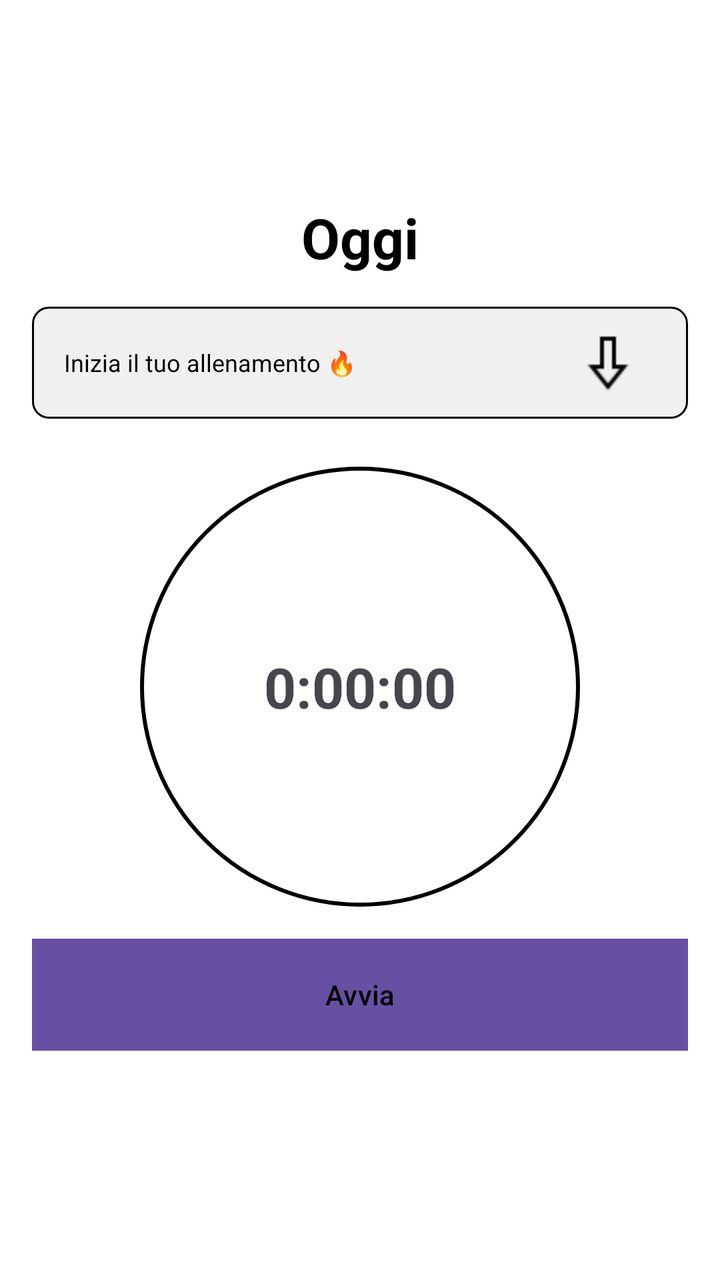
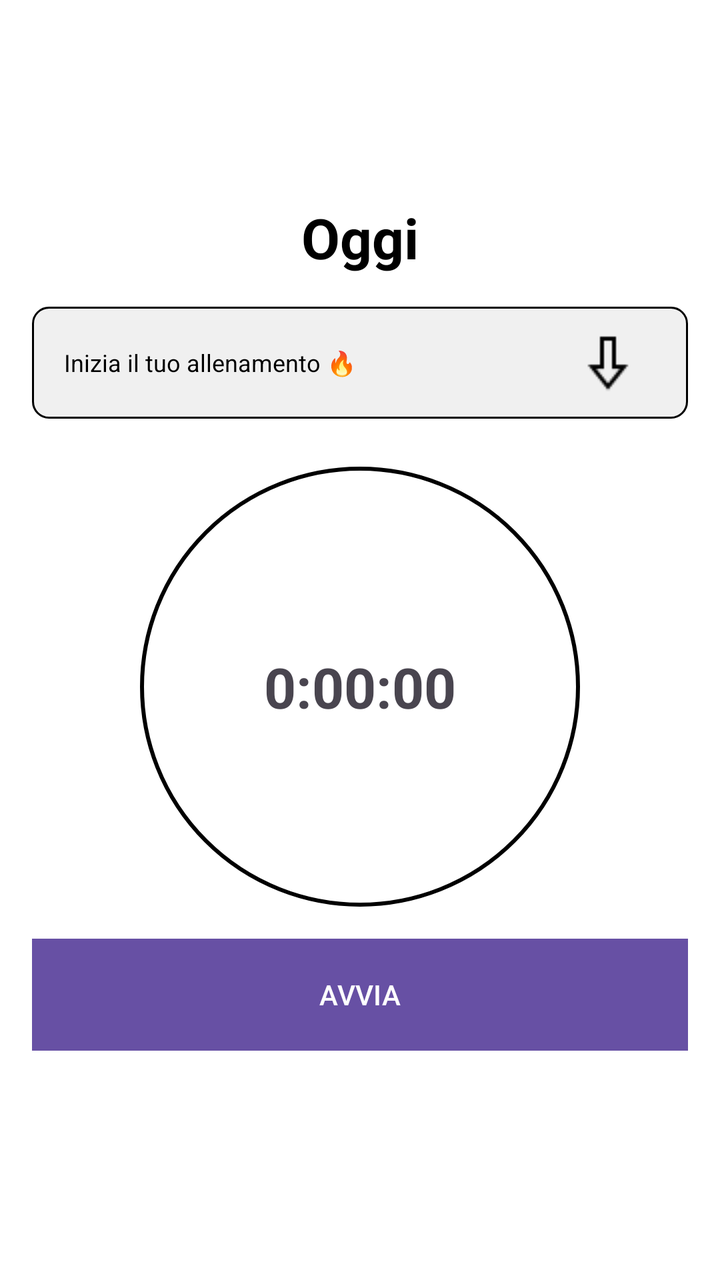

Two renders of the same Android screen: before a commit and after it. Below are the layout's source before the change and the commit's diff.
<!-- AndroidManifest.xml: application theme Theme.Training -->
<!-- res/layout/activity_attivita.xml -->
<?xml version="1.0" encoding="utf-8"?>
<androidx.constraintlayout.widget.ConstraintLayout
    xmlns:android="http://schemas.android.com/apk/res/android"
    xmlns:app="http://schemas.android.com/apk/res-auto"
    xmlns:tools="http://schemas.android.com/tools"
    android:layout_width="match_parent"
    android:layout_height="match_parent"
    android:background="@color/white">

    
    <TextView
        android:id="@+id/date_text"
        android:layout_width="wrap_content"
        android:layout_height="wrap_content"
        android:text="@string/today_date_placeholder"
        android:textSize="@dimen/text_size_large"
        android:textStyle="bold"
        android:textColor="@color/black"
        app:layout_constraintTop_toTopOf="parent"
        android:layout_marginTop="@dimen/date_top_margin"
        app:layout_constraintStart_toStartOf="parent"
        app:layout_constraintEnd_toEndOf="parent"/>

    
    <LinearLayout
        android:id="@+id/start_form"
        android:layout_width="0dp"
        android:layout_height="wrap_content"
        android:orientation="horizontal"
        android:gravity="center_vertical"
        android:paddingStart="@dimen/form_padding_horizontal"
        android:paddingEnd="@dimen/form_padding_horizontal"
        android:paddingTop="@dimen/form_padding_vertical"
        android:paddingBottom="@dimen/form_padding_vertical"
        android:clickable="true"
        android:focusable="true"
        android:background="@drawable/bg_form_action"
        app:layout_constraintTop_toBottomOf="@id/date_text"
        android:layout_marginTop="@dimen/form_top_margin"
        app:layout_constraintStart_toStartOf="parent"
        app:layout_constraintEnd_toEndOf="parent"
        android:layout_marginStart="@dimen/form_side_margin"
        android:layout_marginEnd="@dimen/form_side_margin">

        
        <ImageView
            android:id="@+id/start_icon"
            android:layout_width="@dimen/icon_size"
            android:layout_height="@dimen/icon_size"
            android:layout_marginEnd="@dimen/text_margin_left"
            android:visibility="gone"/>

        
        <TextView
            android:id="@+id/start_text"
            android:layout_width="0dp"
            android:layout_height="wrap_content"
            android:layout_weight="1"
            android:text="@string/inizia_allenamento"
            android:textSize="@dimen/text_size"
            android:textColor="@color/black"/>

        
        <ImageView
            android:id="@+id/start_arrow"
            android:layout_width="wrap_content"
            android:layout_height="wrap_content"
            android:src="@drawable/down_arrow"
            android:contentDescription="@string/desc_down_arrow"
            android:clickable="true"
            android:focusable="true"
            android:layout_marginEnd="@dimen/form_arrow_margin"/>
    </LinearLayout>

    
    <TextView
        android:id="@+id/timer_text"
        android:layout_width="220dp"
        android:layout_height="220dp"
        android:gravity="center"
        android:text="0:00:00"
        android:textSize="@dimen/text_size_large"
        android:textStyle="bold"
        android:background="@drawable/bg_timer_circle"
        app:layout_constraintTop_toBottomOf="@id/start_form"
        android:layout_marginTop="24dp"
        app:layout_constraintStart_toStartOf="parent"
        app:layout_constraintEnd_toEndOf="parent"/>

    
    <LinearLayout
        android:id="@+id/timer_buttons_container"
        android:layout_width="0dp"
        android:layout_height="@dimen/button_height"
        android:orientation="horizontal"
        android:gravity="center"
        app:layout_constraintTop_toBottomOf="@id/timer_text"
        android:layout_marginTop="16dp"
        app:layout_constraintStart_toStartOf="parent"
        app:layout_constraintEnd_toEndOf="parent"
        android:paddingStart="@dimen/form_side_margin"
        android:paddingEnd="@dimen/form_side_margin">

        
        <Button
            android:id="@+id/btn_avvia"
            android:layout_width="0dp"
            android:layout_height="match_parent"
            android:layout_weight="2"
            android:text="@string/avvia"
            android:textAllCaps="false"
            android:textColor="@color/black"
            android:background="@drawable/bg_button_green"
            android:backgroundTint="@null" />

        
        <LinearLayout
            android:id="@+id/set_running_locked"
            android:layout_width="0dp"
            android:layout_height="match_parent"
            android:layout_weight="1"
            android:orientation="horizontal"
            android:visibility="gone">

            
            <Button
                android:id="@+id/btn_pausa"
                android:layout_width="0dp"
                android:layout_height="match_parent"
                android:layout_weight="1"
                android:text="@string/pausa"
                android:textAllCaps="false"
                android:textColor="@color/black"
                android:enabled="false"
                android:background="@drawable/bg_button_yellow"
                android:backgroundTint="@null"/>

            
            <ImageButton
                android:id="@+id/btn_lock"
                android:layout_width="0dp"
                android:layout_height="match_parent"
                android:layout_weight="0.6"
                android:scaleType="centerInside"
                android:src="@drawable/lucchetto"
                android:background="@drawable/bg_lock_rect"
                android:backgroundTint="@color/dark_gray"
                android:contentDescription="@string/lock_desc"
                android:adjustViewBounds="true"/>

            
            <Button
                android:id="@+id/btn_fine_1"
                android:layout_width="0dp"
                android:layout_height="match_parent"
                android:layout_weight="1"
                android:text="@string/fine"
                android:textAllCaps="false"
                android:textColor="@color/black"
                android:enabled="false"
                android:background="@drawable/bg_button_red"
                android:backgroundTint="@null"/>

        </LinearLayout>

        
        <LinearLayout
            android:id="@+id/set_paused"
            android:layout_width="0dp"
            android:layout_height="match_parent"
            android:layout_weight="1"
            android:orientation="horizontal"
            android:visibility="gone">

            
            <Button
                android:id="@+id/btn_riprendi"
                android:layout_width="0dp"
                android:layout_height="match_parent"
                android:layout_weight="1"
                android:text="@string/riprendi"
                android:textAllCaps="false"
                android:textColor="@color/black"
                android:background="@drawable/bg_button_green"
                android:backgroundTint="@null"/>

            
            <ImageButton
                android:id="@+id/btn_unlock"
                android:layout_width="0dp"
                android:layout_height="match_parent"
                android:layout_weight="0.6"
                android:scaleType="centerInside"
                android:src="@drawable/lucchetto_aperto"
                android:background="@drawable/bg_lock_rect"
                android:backgroundTint="@color/light_gray"
                android:contentDescription="@string/unlock_desc"
                android:adjustViewBounds="true"/>

            
            <Button
                android:id="@+id/btn_fine_2"
                android:layout_width="0dp"
                android:layout_height="match_parent"
                android:layout_weight="1"
                android:text="@string/fine"
                android:textAllCaps="false"
                android:textColor="@color/black"
                android:enabled="false"
                android:background="@drawable/bg_button_red"
                android:backgroundTint="@null"/>

        </LinearLayout>

    </LinearLayout>

    
    <View
        android:layout_width="match_parent"
        android:layout_height="0dp"
        app:layout_constraintTop_toBottomOf="@id/timer_buttons_container"
        app:layout_constraintBottom_toTopOf="@id/bottom_nav_container"/>

    
    <FrameLayout
        android:id="@+id/bottom_nav_container"
        android:layout_width="match_parent"
        android:layout_height="wrap_content"
        android:layout_marginBottom="@dimen/bottom_nav_margin"
        app:layout_constraintBottom_toBottomOf="parent"
        app:layout_constraintStart_toStartOf="parent"
        app:layout_constraintEnd_toEndOf="parent" />
</androidx.constraintlayout.widget.ConstraintLayout>
<!-- resources referenced by this layout -->
<resources>
  <color name="black">#FF000000</color>
  <color name="dark_gray">#444444</color>
  <color name="light_gray">#FFF0F0F0</color>
  <color name="white">#FFFFFFFF</color>
  <dimen name="bottom_nav_margin">15dp</dimen>
  <dimen name="button_height">56dp</dimen>
  <dimen name="date_top_margin">100dp</dimen>
  <dimen name="form_arrow_margin">8dp</dimen>
  <dimen name="form_padding_horizontal">16dp</dimen>
  <dimen name="form_padding_vertical">12dp</dimen>
  <dimen name="form_side_margin">16dp</dimen>
  <dimen name="form_top_margin">16dp</dimen>
  <dimen name="icon_size">30dp</dimen>
  <dimen name="text_margin_left">12dp</dimen>
  <dimen name="text_size">12sp</dimen>
  <dimen name="text_size_large">28sp</dimen>
  <!-- drawable bg_button_green (drawable) -->
  <?xml version="1.0" encoding="utf-8"?>
  <shape xmlns:android="http://schemas.android.com/apk/res/android"
      android:shape="rectangle">
  
      <solid android:color="@color/green"/>
      <corners android:radius="0dp"/>
  
  </shape>
  <!-- drawable bg_button_red (drawable) -->
  <?xml version="1.0" encoding="utf-8"?>
  <shape xmlns:android="http://schemas.android.com/apk/res/android"
      android:shape="rectangle">
  
      <solid android:color="@color/red"/>
      <corners android:radius="0dp"/>
  
  </shape>
  <!-- drawable bg_button_yellow (drawable) -->
  <?xml version="1.0" encoding="utf-8"?>
  <shape xmlns:android="http://schemas.android.com/apk/res/android"
      android:shape="rectangle">
  
      <solid android:color="@color/yellow"/>
      <corners android:radius="0dp"/>
  
  </shape>
  <!-- drawable bg_form_action (drawable) -->
  <?xml version="1.0" encoding="utf-8"?>
  <shape xmlns:android="http://schemas.android.com/apk/res/android">
      <solid android:color="@color/light_gray"/>
      <stroke
          android:width="1dp"
          android:color="@color/black"/>
      <corners android:radius="8dp"/>
  </shape>
  <!-- drawable bg_lock_rect (drawable) -->
  <shape xmlns:android="http://schemas.android.com/apk/res/android"
      android:shape="rectangle">
      <solid android:color="@color/white"/>
  </shape>
  <!-- drawable bg_timer_circle (drawable) -->
  <?xml version="1.0" encoding="utf-8"?>
  <shape
      xmlns:android="http://schemas.android.com/apk/res/android"
      android:shape="oval">
      <solid android:color="@color/white" />
      <stroke android:width="2dp" android:color="@color/black" />
      <size android:width="220dp" android:height="220dp" />
  </shape>
  <!-- drawable down_arrow: webp bitmap (drawable, 234 bytes) -->
  <!-- drawable lucchetto: webp bitmap (drawable, 508 bytes) -->
  <!-- drawable lucchetto_aperto: webp bitmap (drawable, 392 bytes) -->
  <string name="avvia">Avvia</string>
  <string name="desc_down_arrow">Apri menu azioni</string>
  <string name="fine">Fine</string>
  <string name="inizia_allenamento">Inizia il tuo allenamento 🔥</string>
  <string name="lock_desc">Blocca/abilita comandi</string>
  <string name="pausa">PAUSA</string>
  <string name="riprendi">RIPRENDI</string>
  <string name="today_date_placeholder">Oggi</string>
  <string name="unlock_desc">Sblocca comandi</string>
  <style name="Theme.Training" parent="Base.Theme.Training" />
  <color name="green">#2E7D32</color>
  <color name="red">#C62828</color>
  <color name="yellow">#FFFF00</color>
  <style name="Base.Theme.Training" parent="Theme.Material3.DayNight.NoActionBar">
          
          
      </style>
</resources>

<!-- the commit's change to res/layout/activity_attivita.xml (unified diff, before → after) -->
@@ -109,7 +109,7 @@
             android:layout_weight="2"
             android:text="@string/avvia"
             android:textAllCaps="false"
-            android:textColor="@color/black"
+            android:textColor="@color/white"
             android:background="@drawable/bg_button_green"
             android:backgroundTint="@null" />
 
@@ -144,7 +144,7 @@
                 android:scaleType="centerInside"
                 android:src="@drawable/lucchetto"
                 android:background="@drawable/bg_lock_rect"
-                android:backgroundTint="@color/dark_gray"
+                android:backgroundTint="@color/light_gray"
                 android:contentDescription="@string/lock_desc"
                 android:adjustViewBounds="true"/>
 
@@ -156,7 +156,7 @@
                 android:layout_weight="1"
                 android:text="@string/fine"
                 android:textAllCaps="false"
-                android:textColor="@color/black"
+                android:textColor="@color/white"
                 android:enabled="false"
                 android:background="@drawable/bg_button_red"
                 android:backgroundTint="@null"/>
@@ -180,7 +180,7 @@
                 android:layout_weight="1"
                 android:text="@string/riprendi"
                 android:textAllCaps="false"
-                android:textColor="@color/black"
+                android:textColor="@color/white"
                 android:background="@drawable/bg_button_green"
                 android:backgroundTint="@null"/>
 
@@ -205,7 +205,7 @@
                 android:layout_weight="1"
                 android:text="@string/fine"
                 android:textAllCaps="false"
-                android:textColor="@color/black"
+                android:textColor="@color/white"
                 android:enabled="false"
                 android:background="@drawable/bg_button_red"
                 android:backgroundTint="@null"/>
<!-- resource entries referenced after the edit -->
@@ -1,7 +1,6 @@
 <!-- resources referenced by this layout -->
 <resources>
   <color name="black">#FF000000</color>
-  <color name="dark_gray">#444444</color>
   <color name="light_gray">#FFF0F0F0</color>
   <color name="white">#FFFFFFFF</color>
   <dimen name="bottom_nav_margin">15dp</dimen>
@@ -69,9 +68,9 @@
   <!-- drawable down_arrow: webp bitmap (drawable, 234 bytes) -->
   <!-- drawable lucchetto: webp bitmap (drawable, 508 bytes) -->
   <!-- drawable lucchetto_aperto: webp bitmap (drawable, 392 bytes) -->
-  <string name="avvia">Avvia</string>
+  <string name="avvia">AVVIA</string>
   <string name="desc_down_arrow">Apri menu azioni</string>
-  <string name="fine">Fine</string>
+  <string name="fine">FINE</string>
   <string name="inizia_allenamento">Inizia il tuo allenamento 🔥</string>
   <string name="lock_desc">Blocca/abilita comandi</string>
   <string name="pausa">PAUSA</string>
